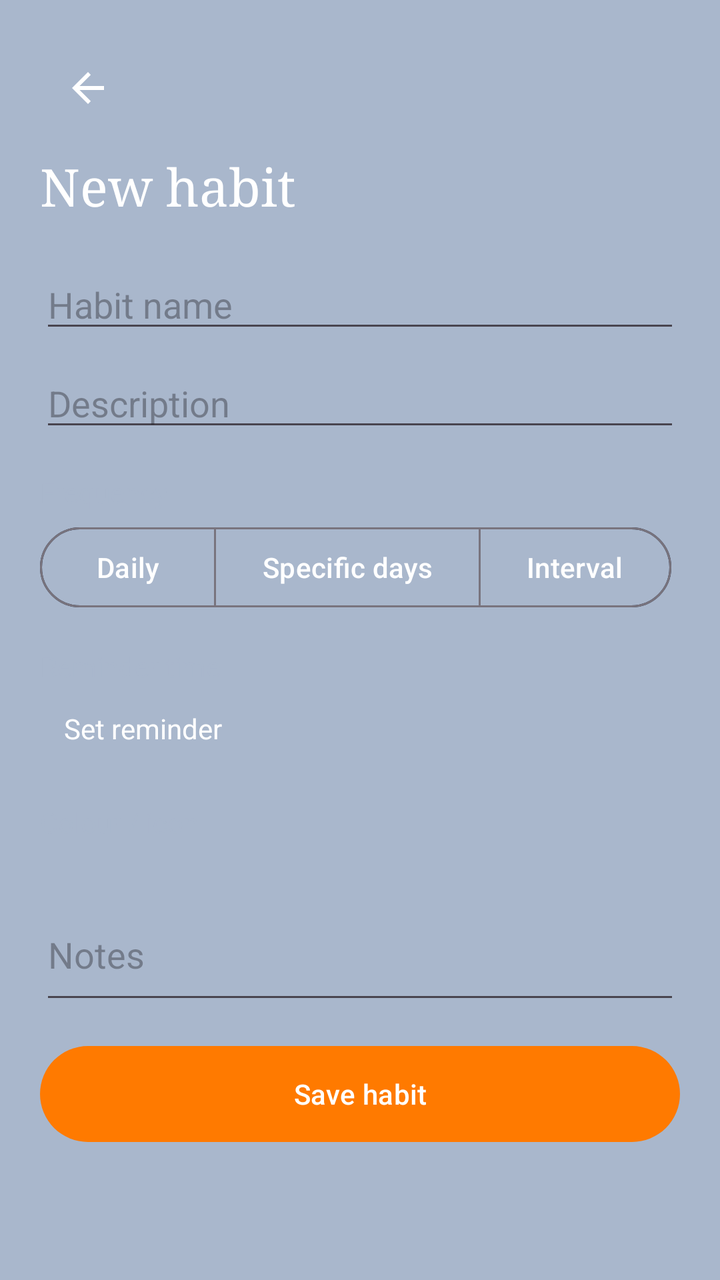
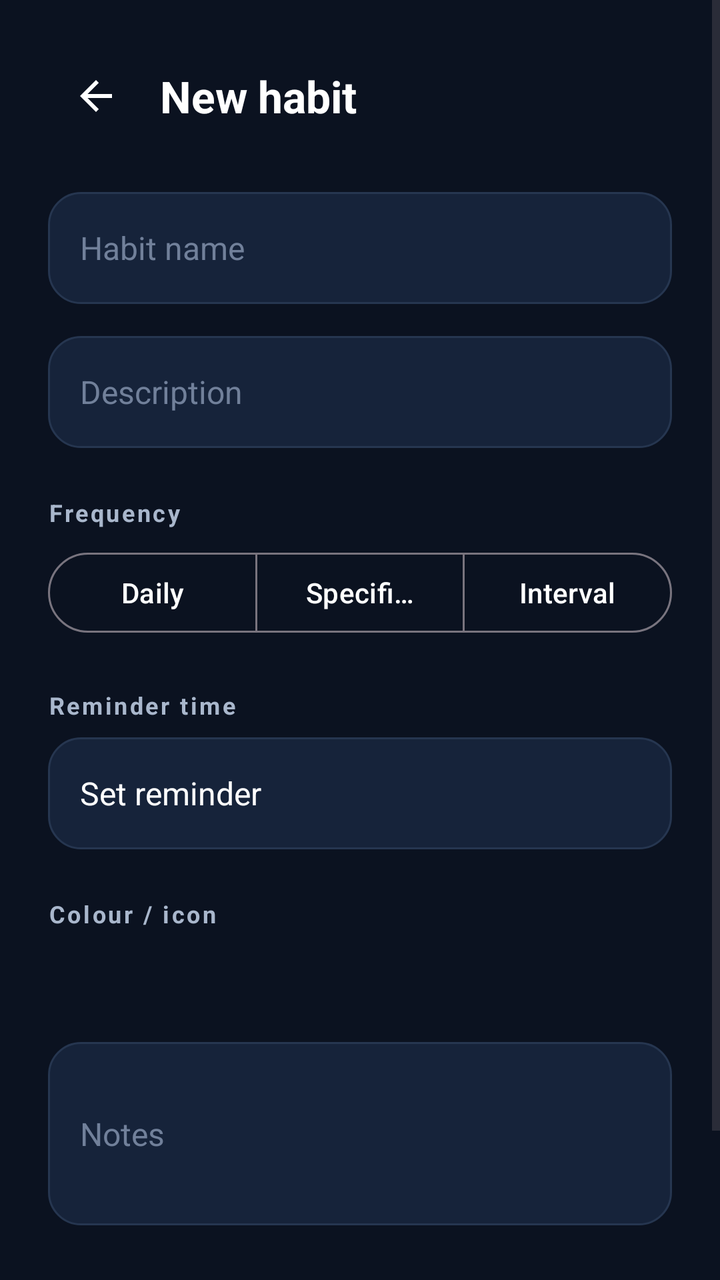

Screens rendered from an Android XML layout before and after an edit, with the pre-edit source and the edit as a unified diff.
<!-- AndroidManifest.xml: application theme Theme.Streakly -->
<!-- res/layout/activity_add_edit_habit.xml -->
<?xml version="1.0" encoding="utf-8"?>
<ScrollView xmlns:android="http://schemas.android.com/apk/res/android"
    xmlns:app="http://schemas.android.com/apk/res-auto"
    android:layout_width="match_parent" android:layout_height="match_parent"
    android:background="@color/sand_050">

    <LinearLayout android:layout_width="match_parent" android:layout_height="wrap_content"
        android:orientation="vertical" android:padding="20dp">

        <ImageView android:id="@+id/btnBack"
            android:layout_width="48dp" android:layout_height="48dp"
            android:src="@drawable/ic_back" android:padding="12dp"
            android:background="?attr/selectableItemBackgroundBorderless" />

        <TextView android:id="@+id/tvTitle"
            android:layout_width="wrap_content" android:layout_height="wrap_content"
            android:text="@string/new_habit" android:textSize="26sp"
            android:textColor="@color/text_primary" android:fontFamily="serif"
            android:layout_marginTop="8dp" />

        <EditText android:id="@+id/etName"
            android:layout_width="match_parent" android:layout_height="wrap_content"
            android:hint="@string/habit_name" android:layout_marginTop="20dp" />

        <EditText android:id="@+id/etDescription"
            android:layout_width="match_parent" android:layout_height="wrap_content"
            android:hint="@string/description" android:layout_marginTop="8dp" />

        <TextView android:layout_width="wrap_content" android:layout_height="wrap_content"
            android:text="@string/frequency" android:textColor="@color/text_secondary"
            android:layout_marginTop="16dp" />

        <com.google.android.material.button.MaterialButtonToggleGroup
            android:id="@+id/tgFrequency"
            android:layout_width="match_parent" android:layout_height="wrap_content"
            android:layout_marginTop="4dp"
            app:singleSelection="true">

            <Button android:id="@+id/btn_freq_daily"
                style="?attr/materialButtonOutlinedStyle"
                android:layout_width="wrap_content" android:layout_height="wrap_content"
                android:text="@string/freq_daily" android:textAllCaps="false" />

            <Button android:id="@+id/btn_freq_days"
                style="?attr/materialButtonOutlinedStyle"
                android:layout_width="wrap_content" android:layout_height="wrap_content"
                android:text="@string/freq_days" android:textAllCaps="false" />

            <Button android:id="@+id/btn_freq_interval"
                style="?attr/materialButtonOutlinedStyle"
                android:layout_width="wrap_content" android:layout_height="wrap_content"
                android:text="@string/freq_interval" android:textAllCaps="false" />
        </com.google.android.material.button.MaterialButtonToggleGroup>

        <LinearLayout android:id="@+id/layoutDays"
            android:layout_width="match_parent" android:layout_height="wrap_content"
            android:orientation="horizontal" android:gravity="center"
            android:layout_marginTop="8dp" android:visibility="gone">
            <TextView android:id="@+id/day_mon" android:layout_width="40dp" android:layout_height="40dp" android:text="M" android:gravity="center" android:layout_margin="4dp" android:background="@drawable/bg_circle_ring" android:textColor="@color/text_secondary" />
            <TextView android:id="@+id/day_tue" android:layout_width="40dp" android:layout_height="40dp" android:text="T" android:gravity="center" android:layout_margin="4dp" android:background="@drawable/bg_circle_ring" android:textColor="@color/text_secondary" />
            <TextView android:id="@+id/day_wed" android:layout_width="40dp" android:layout_height="40dp" android:text="W" android:gravity="center" android:layout_margin="4dp" android:background="@drawable/bg_circle_ring" android:textColor="@color/text_secondary" />
            <TextView android:id="@+id/day_thu" android:layout_width="40dp" android:layout_height="40dp" android:text="T" android:gravity="center" android:layout_margin="4dp" android:background="@drawable/bg_circle_ring" android:textColor="@color/text_secondary" />
            <TextView android:id="@+id/day_fri" android:layout_width="40dp" android:layout_height="40dp" android:text="F" android:gravity="center" android:layout_margin="4dp" android:background="@drawable/bg_circle_ring" android:textColor="@color/text_secondary" />
            <TextView android:id="@+id/day_sat" android:layout_width="40dp" android:layout_height="40dp" android:text="S" android:gravity="center" android:layout_margin="4dp" android:background="@drawable/bg_circle_ring" android:textColor="@color/text_secondary" />
            <TextView android:id="@+id/day_sun" android:layout_width="40dp" android:layout_height="40dp" android:text="S" android:gravity="center" android:layout_margin="4dp" android:background="@drawable/bg_circle_ring" android:textColor="@color/text_secondary" />
        </LinearLayout>

        <com.google.android.material.textfield.TextInputLayout
            android:id="@+id/tilInterval"
            android:layout_width="match_parent" android:layout_height="wrap_content"
            android:hint="@string/interval_days"
            android:layout_marginTop="8dp" android:visibility="gone">
            <com.google.android.material.textfield.TextInputEditText
                android:id="@+id/etInterval"
                android:layout_width="match_parent" android:layout_height="wrap_content"
                android:inputType="number" />
        </com.google.android.material.textfield.TextInputLayout>

        <TextView android:layout_width="wrap_content" android:layout_height="wrap_content"
            android:text="@string/reminder_time" android:textColor="@color/text_secondary"
            android:layout_marginTop="16dp" />

        <LinearLayout android:layout_width="match_parent" android:layout_height="wrap_content"
            android:orientation="horizontal" android:gravity="center_vertical">
            <TextView android:id="@+id/tvReminder"
                android:layout_width="0dp" android:layout_height="wrap_content"
                android:layout_weight="1" android:padding="12dp"
                android:text="@string/set_reminder"
                android:textColor="@color/text_primary"
                android:background="?attr/selectableItemBackground" />
            <Button android:id="@+id/btnClearReminder"
                android:layout_width="wrap_content" android:layout_height="wrap_content"
                android:text="@string/clear_reminder" android:visibility="gone" />
        </LinearLayout>

        <TextView android:layout_width="wrap_content" android:layout_height="wrap_content"
            android:text="@string/colour_icon" android:textColor="@color/text_secondary"
            android:layout_marginTop="16dp" />

        <LinearLayout android:id="@+id/rowColors"
            android:layout_width="match_parent" android:layout_height="wrap_content"
            android:orientation="horizontal" android:layout_marginTop="4dp" />

        <LinearLayout android:id="@+id/rowIcons"
            android:layout_width="match_parent" android:layout_height="wrap_content"
            android:orientation="horizontal" android:layout_marginTop="8dp" />

        <EditText android:id="@+id/etNotes"
            android:layout_width="match_parent" android:layout_height="wrap_content"
            android:hint="@string/notes" android:layout_marginTop="12dp"
            android:inputType="textMultiLine" android:minLines="2" />

        <TextView android:id="@+id/tvError"
            android:layout_width="match_parent" android:layout_height="wrap_content"
            android:textColor="@color/error" android:layout_marginTop="8dp"
            android:visibility="gone" />

        <Button android:id="@+id/btnSave"
            android:layout_width="match_parent" android:layout_height="wrap_content"
            android:layout_marginTop="16dp" android:text="@string/save_habit"
            android:background="@drawable/bg_button_flame"
            android:textColor="@color/text_on_flame" android:textAllCaps="false" />
    </LinearLayout>
</ScrollView>
<!-- resources referenced by this layout -->
<resources>
  <color name="error">#FF5C5C</color>
  <color name="sand_050">#A9B7CC</color>
  <color name="text_on_flame">#FFFFFF</color>
  <color name="text_primary">#FFFFFF</color>
  <color name="text_secondary">#A9B7CC</color>
  <!-- drawable bg_button_flame (drawable) -->
  <?xml version="1.0" encoding="utf-8"?>
  <shape xmlns:android="http://schemas.android.com/apk/res/android" android:shape="rectangle">
      <solid android:color="@color/flame_500" />
      <corners android:radius="999dp" />
  </shape>
  <string name="clear_reminder">Clear</string>
  <string name="colour_icon">Colour / icon</string>
  <string name="description">Description</string>
  <string name="freq_daily">Daily</string>
  <string name="freq_days">Specific days</string>
  <string name="freq_interval">Interval</string>
  <string name="frequency">Frequency</string>
  <string name="habit_name">Habit name</string>
  <string name="interval_days">Every N days</string>
  <string name="new_habit">New habit</string>
  <string name="notes">Notes</string>
  <string name="reminder_time">Reminder time</string>
  <string name="save_habit">Save habit</string>
  <string name="set_reminder">Set reminder</string>
  <style name="Theme.Streakly" parent="Base.Theme.Streakly" />
  <color name="flame_500">#FF7A00</color>
  <style name="Base.Theme.Streakly" parent="Theme.Material3.DayNight.NoActionBar">
          
          <item name="colorPrimary">@color/primary</item>
          <item name="colorOnPrimary">@color/white</item>
          <item name="colorPrimaryContainer">@color/primary_light</item>
          <item name="colorOnPrimaryContainer">@color/background_primary</item>
  
          <item name="colorSecondary">@color/accent</item>
          <item name="colorOnSecondary">@color/white</item>
  
          <item name="colorSurface">@color/surface_card</item>
          <item name="colorOnSurface">@color/text_primary</item>
          <item name="colorSurfaceVariant">@color/background_secondary</item>
          <item name="colorOnSurfaceVariant">@color/text_secondary</item>
  
          <item name="android:windowBackground">@color/background_primary</item>
          <item name="android:statusBarColor">@color/background_primary</item>
          <item name="android:navigationBarColor">@color/background_secondary</item>
  
          
          <item name="textAppearanceTitleLarge">@style/TextAppearance.Streakly.Title</item>
      </style>
  <color name="primary">#FF7A00</color>
  <color name="white">#FFFFFF</color>
  <color name="primary_light">#FF9F1C</color>
  <color name="background_primary">#0B1220</color>
  <color name="accent">#20C7B7</color>
  <color name="surface_card">#16233A</color>
  <color name="background_secondary">#111B2E</color>
  <style name="TextAppearance.Streakly.Title" parent="TextAppearance.Material3.TitleLarge">
          <item name="android:textColor">@color/text_primary</item>
          <item name="android:textStyle">bold</item>
      </style>
  <!-- unchanged entries left out for length: 2 -->
</resources>

<!-- the commit's change to res/layout/activity_add_edit_habit.xml (unified diff, before → after) -->
@@ -2,60 +2,78 @@
 <ScrollView xmlns:android="http://schemas.android.com/apk/res/android"
     xmlns:app="http://schemas.android.com/apk/res-auto"
     android:layout_width="match_parent" android:layout_height="match_parent"
-    android:background="@color/sand_050">
+    android:background="@color/background_primary"
+    android:fillViewport="true">
 
     <LinearLayout android:layout_width="match_parent" android:layout_height="wrap_content"
-        android:orientation="vertical" android:padding="20dp">
+        android:orientation="vertical" android:padding="24dp">
 
-        <ImageView android:id="@+id/btnBack"
-            android:layout_width="48dp" android:layout_height="48dp"
-            android:src="@drawable/ic_back" android:padding="12dp"
-            android:background="?attr/selectableItemBackgroundBorderless" />
-
-        <TextView android:id="@+id/tvTitle"
-            android:layout_width="wrap_content" android:layout_height="wrap_content"
-            android:text="@string/new_habit" android:textSize="26sp"
-            android:textColor="@color/text_primary" android:fontFamily="serif"
-            android:layout_marginTop="8dp" />
+        <LinearLayout
+            android:layout_width="match_parent" android:layout_height="wrap_content"
+            android:orientation="horizontal" android:gravity="center_vertical">
+            <ImageView android:id="@+id/btnBack"
+                android:layout_width="48dp" android:layout_height="48dp"
+                android:src="@drawable/ic_back" android:padding="12dp"
+                android:background="?attr/selectableItemBackgroundBorderless" />
+            <TextView android:id="@+id/tvTitle"
+                android:layout_width="wrap_content" android:layout_height="wrap_content"
+                android:text="@string/new_habit" android:textSize="22sp"
+                android:textColor="@color/text_primary" android:textStyle="bold"
+                android:layout_marginStart="8dp" />
+        </LinearLayout>
 
         <EditText android:id="@+id/etName"
-            android:layout_width="match_parent" android:layout_height="wrap_content"
-            android:hint="@string/habit_name" android:layout_marginTop="20dp" />
+            android:layout_width="match_parent" android:layout_height="56dp"
+            android:hint="@string/habit_name" android:background="@drawable/bg_input"
+            android:paddingHorizontal="16dp" android:textColor="@color/text_primary"
+            android:textColorHint="@color/text_muted" android:textSize="16sp"
+            android:layout_marginTop="24dp" />
 
         <EditText android:id="@+id/etDescription"
-            android:layout_width="match_parent" android:layout_height="wrap_content"
-            android:hint="@string/description" android:layout_marginTop="8dp" />
+            android:layout_width="match_parent" android:layout_height="56dp"
+            android:hint="@string/description" android:background="@drawable/bg_input"
+            android:paddingHorizontal="16dp" android:textColor="@color/text_primary"
+            android:textColorHint="@color/text_muted" android:textSize="16sp"
+            android:layout_marginTop="16dp" />
 
-        <TextView android:layout_width="wrap_content" android:layout_height="wrap_content"
+        <TextView
+            android:layout_width="wrap_content" android:layout_height="wrap_content"
             android:text="@string/frequency" android:textColor="@color/text_secondary"
-            android:layout_marginTop="16dp" />
+            android:textSize="12sp" android:textStyle="bold" android:letterSpacing="0.1"
+            android:layout_marginTop="24dp" />
 
         <com.google.android.material.button.MaterialButtonToggleGroup
             android:id="@+id/tgFrequency"
             android:layout_width="match_parent" android:layout_height="wrap_content"
-            android:layout_marginTop="4dp"
+            android:layout_marginTop="8dp"
             app:singleSelection="true">
 
             <Button android:id="@+id/btn_freq_daily"
                 style="?attr/materialButtonOutlinedStyle"
-                android:layout_width="wrap_content" android:layout_height="wrap_content"
-                android:text="@string/freq_daily" android:textAllCaps="false" />
+                android:layout_width="0dp" android:layout_height="wrap_content"
+                android:layout_weight="1"
+                android:text="@string/freq_daily" android:textAllCaps="false"
+                android:textColor="@color/text_primary" />
 
             <Button android:id="@+id/btn_freq_days"
                 style="?attr/materialButtonOutlinedStyle"
-                android:layout_width="wrap_content" android:layout_height="wrap_content"
-                android:text="@string/freq_days" android:textAllCaps="false" />
+                android:layout_width="0dp" android:layout_height="wrap_content"
+                android:layout_weight="1"
+                android:text="@string/freq_days" android:textAllCaps="false"
+                android:textColor="@color/text_primary" />
 
             <Button android:id="@+id/btn_freq_interval"
                 style="?attr/materialButtonOutlinedStyle"
-                android:layout_width="wrap_content" android:layout_height="wrap_content"
-                android:text="@string/freq_interval" android:textAllCaps="false" />
+                android:layout_width="0dp" android:layout_height="wrap_content"
+                android:layout_weight="1"
+                android:text="@string/freq_interval" android:textAllCaps="false"
+                android:textColor="@color/text_primary" />
         </com.google.android.material.button.MaterialButtonToggleGroup>
 
         <LinearLayout android:id="@+id/layoutDays"
             android:layout_width="match_parent" android:layout_height="wrap_content"
             android:orientation="horizontal" android:gravity="center"
-            android:layout_marginTop="8dp" android:visibility="gone">
+            android:layout_marginTop="12dp" android:visibility="gone">
             <TextView android:id="@+id/day_mon" android:layout_width="40dp" android:layout_height="40dp" android:text="M" android:gravity="center" android:layout_margin="4dp" android:background="@drawable/bg_circle_ring" android:textColor="@color/text_secondary" />
             <TextView android:id="@+id/day_tue" android:layout_width="40dp" android:layout_height="40dp" android:text="T" android:gravity="center" android:layout_margin="4dp" android:background="@drawable/bg_circle_ring" android:textColor="@color/text_secondary" />
             <TextView android:id="@+id/day_wed" android:layout_width="40dp" android:layout_height="40dp" android:text="W" android:gravity="center" android:layout_margin="4dp" android:background="@drawable/bg_circle_ring" android:textColor="@color/text_secondary" />
@@ -69,56 +87,79 @@
             android:id="@+id/tilInterval"
             android:layout_width="match_parent" android:layout_height="wrap_content"
             android:hint="@string/interval_days"
-            android:layout_marginTop="8dp" android:visibility="gone">
+            android:layout_marginTop="12dp" android:visibility="gone"
+            app:hintTextColor="@color/primary" android:textColorHint="@color/text_muted">
             <com.google.android.material.textfield.TextInputEditText
                 android:id="@+id/etInterval"
                 android:layout_width="match_parent" android:layout_height="wrap_content"
+                android:background="@color/surface_card" android:textColor="@color/text_primary"
                 android:inputType="number" />
         </com.google.android.material.textfield.TextInputLayout>
 
-        <TextView android:layout_width="wrap_content" android:layout_height="wrap_content"
+        <TextView
+            android:layout_width="wrap_content" android:layout_height="wrap_content"
             android:text="@string/reminder_time" android:textColor="@color/text_secondary"
-            android:layout_marginTop="16dp" />
+            android:textSize="12sp" android:textStyle="bold" android:letterSpacing="0.1"
+            android:layout_marginTop="24dp" />
 
-        <LinearLayout android:layout_width="match_parent" android:layout_height="wrap_content"
-            android:orientation="horizontal" android:gravity="center_vertical">
+        <LinearLayout android:layout_width="match_parent" android:layout_height="56dp"
+            android:orientation="horizontal" android:gravity="center_vertical"
+            android:background="@drawable/bg_input" android:paddingHorizontal="16dp"
+            android:layout_marginTop="8dp">
             <TextView android:id="@+id/tvReminder"
-                android:layout_width="0dp" android:layout_height="wrap_content"
-                android:layout_weight="1" android:padding="12dp"
+                android:layout_width="0dp" android:layout_height="match_parent"
+                android:layout_weight="1" android:gravity="center_vertical"
                 android:text="@string/set_reminder"
                 android:textColor="@color/text_primary"
-                android:background="?attr/selectableItemBackground" />
+                android:textSize="16sp" />
             <Button android:id="@+id/btnClearReminder"
                 android:layout_width="wrap_content" android:layout_height="wrap_content"
-                android:text="@string/clear_reminder" android:visibility="gone" />
+                android:text="@string/clear_reminder" android:backgroundTint="@color/background_secondary"
+                android:textColor="@color/error" android:visibility="gone"
+                style="@style/Widget.Material3.Button.TextButton" />
         </LinearLayout>
 
-        <TextView android:layout_width="wrap_content" android:layout_height="wrap_content"
+        <TextView
+            android:layout_width="wrap_content" android:layout_height="wrap_content"
             android:text="@string/colour_icon" android:textColor="@color/text_secondary"
-            android:layout_marginTop="16dp" />
+            android:textSize="12sp" android:textStyle="bold" android:letterSpacing="0.1"
+            android:layout_marginTop="24dp" />
 
-        <LinearLayout android:id="@+id/rowColors"
-            android:layout_width="match_parent" android:layout_height="wrap_content"
-            android:orientation="horizontal" android:layout_marginTop="4dp" />
+        <HorizontalScrollView android:layout_width="match_parent" android:layout_height="wrap_content"
+            android:layout_marginTop="8dp" android:scrollbars="none">
+            <LinearLayout android:id="@+id/rowColors"
+                android:layout_width="wrap_content" android:layout_height="wrap_content"
+                android:orientation="horizontal" android:paddingVertical="4dp" />
+        </HorizontalScrollView>
 
-        <LinearLayout android:id="@+id/rowIcons"
-            android:layout_width="match_parent" android:layout_height="wrap_content"
-            android:orientation="horizontal" android:layout_marginTop="8dp" />
+        <HorizontalScrollView android:layout_width="match_parent" android:layout_height="wrap_content"
+            android:layout_marginTop="8dp" android:scrollbars="none">
+            <LinearLayout android:id="@+id/rowIcons"
+                android:layout_width="wrap_content" android:layout_height="wrap_content"
+                android:orientation="horizontal" android:paddingVertical="4dp" />
+        </HorizontalScrollView>
 
         <EditText android:id="@+id/etNotes"
             android:layout_width="match_parent" android:layout_height="wrap_content"
-            android:hint="@string/notes" android:layout_marginTop="12dp"
-            android:inputType="textMultiLine" android:minLines="2" />
+            android:hint="@string/notes" android:background="@drawable/bg_input"
+            android:padding="16dp" android:textColor="@color/text_primary"
+            android:textColorHint="@color/text_muted" android:textSize="16sp"
+            android:layout_marginTop="24dp" android:inputType="textMultiLine" android:minLines="3" />
 
         <TextView android:id="@+id/tvError"
             android:layout_width="match_parent" android:layout_height="wrap_content"
-            android:textColor="@color/error" android:layout_marginTop="8dp"
+            android:textColor="@color/error" android:layout_marginTop="12dp"
             android:visibility="gone" />
 
-        <Button android:id="@+id/btnSave"
-            android:layout_width="match_parent" android:layout_height="wrap_content"
-            android:layout_marginTop="16dp" android:text="@string/save_habit"
-            android:background="@drawable/bg_button_flame"
-            android:textColor="@color/text_on_flame" android:textAllCaps="false" />
+        <Button
+            android:id="@+id/btnSave"
+            android:layout_width="match_parent" android:layout_height="56dp"
+            android:layout_marginTop="32dp"
+            android:backgroundTint="@color/primary"
+            android:text="@string/save_habit"
+            android:textAllCaps="false"
+            android:textColor="@color/text_white"
+            android:textSize="16sp"
+            android:textStyle="bold" />
     </LinearLayout>
 </ScrollView>
<!-- resource entries referenced after the edit -->
@@ -1,16 +1,27 @@
 <!-- resources referenced by this layout -->
 <resources>
   <color name="error">#FF5C5C</color>
-  <color name="sand_050">#A9B7CC</color>
-  <color name="text_on_flame">#FFFFFF</color>
   <color name="text_primary">#FFFFFF</color>
   <color name="text_secondary">#A9B7CC</color>
-  <!-- drawable bg_button_flame (drawable) -->
+  <color name="text_white">#FFFFFF</color>
+  <!-- drawable bg_input (drawable) -->
   <?xml version="1.0" encoding="utf-8"?>
-  <shape xmlns:android="http://schemas.android.com/apk/res/android" android:shape="rectangle">
-      <solid android:color="@color/flame_500" />
-      <corners android:radius="999dp" />
-  </shape>
+  <selector xmlns:android="http://schemas.android.com/apk/res/android">
+      <item android:state_focused="true">
+          <shape android:shape="rectangle">
+              <solid android:color="@color/surface_card" />
+              <stroke android:width="2dp" android:color="@color/primary" />
+              <corners android:radius="16dp" />
+          </shape>
+      </item>
+      <item>
+          <shape android:shape="rectangle">
+              <solid android:color="@color/surface_card" />
+              <stroke android:width="1dp" android:color="@color/divider" />
+              <corners android:radius="16dp" />
+          </shape>
+      </item>
+  </selector>
   <string name="clear_reminder">Clear</string>
   <string name="colour_icon">Colour / icon</string>
   <string name="description">Description</string>
@@ -26,7 +37,7 @@
   <string name="save_habit">Save habit</string>
   <string name="set_reminder">Set reminder</string>
   <style name="Theme.Streakly" parent="Base.Theme.Streakly" />
-  <color name="flame_500">#FF7A00</color>
+  <color name="divider">#263650</color>
   <style name="Base.Theme.Streakly" parent="Theme.Material3.DayNight.NoActionBar">
           
           <item name="colorPrimary">@color/primary</item>
@@ -47,6 +58,9 @@
           <item name="android:navigationBarColor">@color/background_secondary</item>
   
           
+          <item name="bottomNavigationStyle">@style/Widget.Streakly.BottomNavigationView</item>
+  
+          
           <item name="textAppearanceTitleLarge">@style/TextAppearance.Streakly.Title</item>
       </style>
   <color name="primary">#FF7A00</color>
@@ -54,12 +68,20 @@
   <color name="primary_light">#FF9F1C</color>
   <color name="background_primary">#0B1220</color>
   <color name="accent">#20C7B7</color>
+  <style name="Widget.Streakly.BottomNavigationView" parent="Widget.Material3.BottomNavigationView">
+          <item name="backgroundTint">@color/background_secondary</item>
+          <item name="itemIconTint">@color/selector_nav_items</item>
+          <item name="itemTextColor">@color/selector_nav_items</item>
+          <item name="itemRippleColor">@color/transparent</item>
+      </style>
   <color name="surface_card">#16233A</color>
+  <color name="text_muted">#71809A</color>
   <color name="background_secondary">#111B2E</color>
   <style name="TextAppearance.Streakly.Title" parent="TextAppearance.Material3.TitleLarge">
           <item name="android:textColor">@color/text_primary</item>
           <item name="android:textStyle">bold</item>
       </style>
+  <color name="transparent">#00000000</color>
   <!-- unchanged entries left out for length: 2 -->
 </resources>
 
